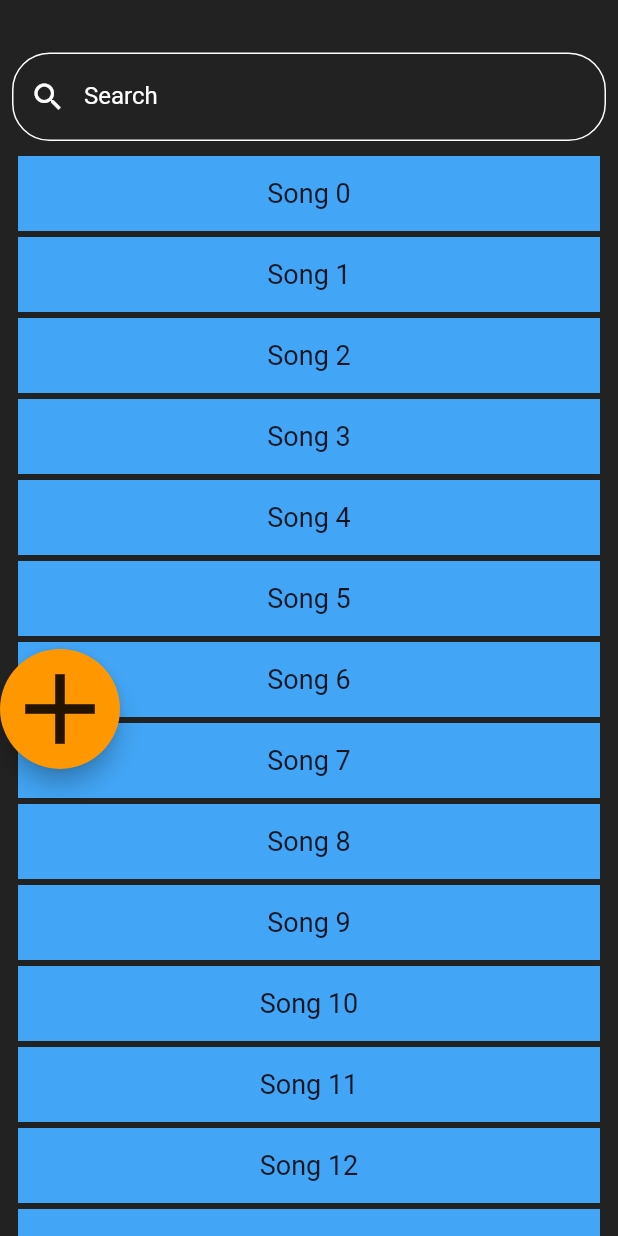
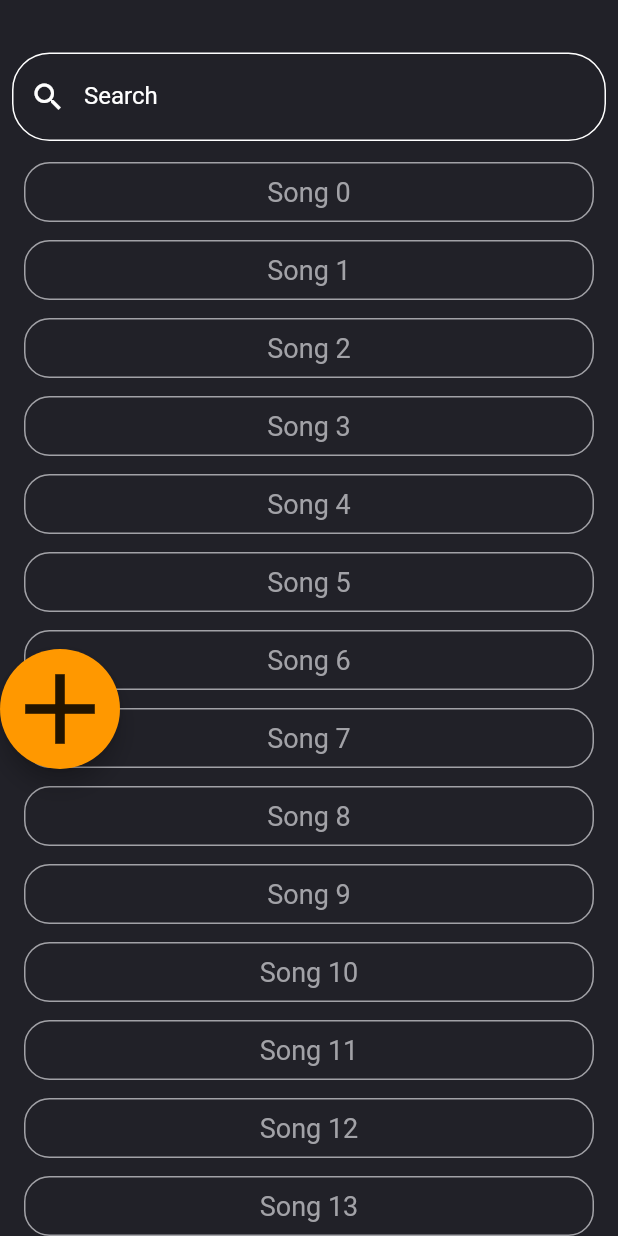
Before and after one commit to kobemhlee/chord_app, a Flutter app: the MySongs screen opened directly, on a phone screen of 412 x 824 dp. Run offline on Flutter 3.47's test engine with Material 2 defaults, Android fonts, the light colour scheme and no system bars; our stand-ins replace audioplayers, getflutter.

Commit message:
My Songs Page thematic changes

```diff
--- a/lib/main.dart
+++ b/lib/main.dart
@@ -87,7 +87,7 @@ class _MyHomePageState extends State<MyHomePage> with TickerProviderStateMixin {
                                         height: 188,
                                         alignment: Alignment.centerLeft,
                                       ),
-                                      Text( "chord: G\ndifficult: 1", textAlign: TextAlign.left,
+                                      Text( "chord: G\ndifficulty: 1", textAlign: TextAlign.left,
                                           style: TextStyle(
                                               color: Colors.white,
                                               fontWeight: FontWeight.w500,
--- a/lib/mysongspage.dart
+++ b/lib/mysongspage.dart
@@ -105,7 +105,7 @@ class _MySongs extends State<MySongs> {
   @override
   Widget build(BuildContext context) {
     return Scaffold(
-        backgroundColor: Colors.black87,
+        backgroundColor: Color(0xff212128),
         resizeToAvoidBottomPadding: false,
       body: Center(
         // Center is a layout widget. It takes a single child and positions it
@@ -119,18 +119,29 @@ class _MySongs extends State<MySongs> {
                     itemCount: songs.length,
                     itemBuilder: (BuildContext context, int index) {
                       return Container(
-                        height: 50,
-                        margin: EdgeInsets.all(2),
-                        color: Colors.blue[400],
+                        height: 40,
+                        decoration: BoxDecoration(
+                          color: Color(0xff212128),
+                          border: Border.all(color: Color(0xffA2A2A7)),
+                          borderRadius: BorderRadius.only(
+                            bottomLeft: Radius.circular(17),
+                            bottomRight: Radius.circular(17),
+                            topRight: Radius.circular(17),
+                            topLeft: Radius.circular(17),
+                          ),
+                        ),
+                        margin: EdgeInsets.all(6),
+                        //color: Color(0xffF0BD74),
                         child: Center(
                             child: Text('${songs[index]}',
-                              style: TextStyle(fontSize: 18),
+                              style: TextStyle(fontSize: 18, color: Color(0xffA2A2A7)),
                             )
                         ),
                       );
                     }
                 )
             ),
+
             Padding(
               padding: const EdgeInsets.only(top: 35, left: 8, right: 8),
               child: TextField(
```
